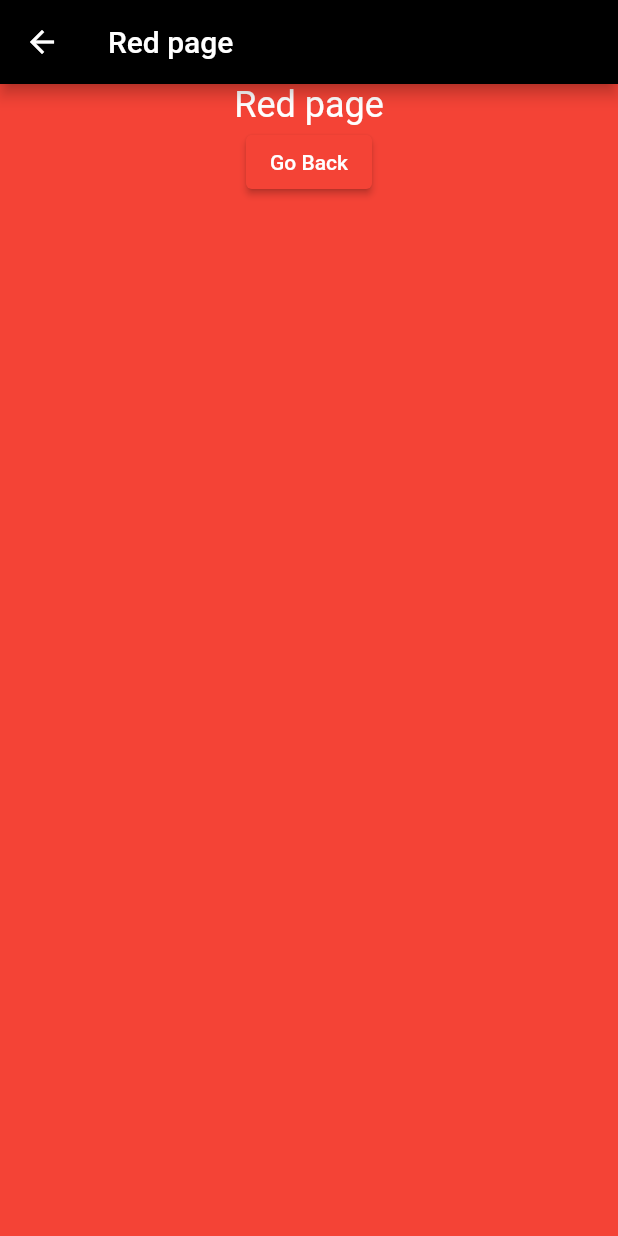
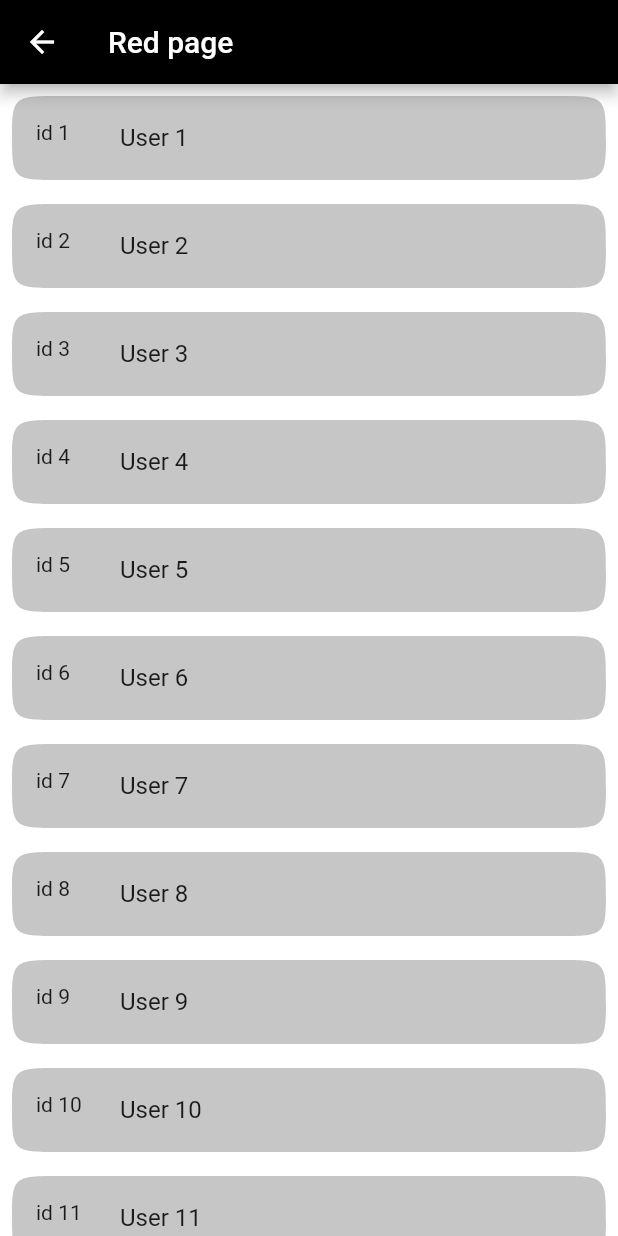
Before and after one commit to AliAltiyev/cinema, a Flutter app: the YellowPage screen opened by its route, after a tap on "Go to Red Page", on a phone screen of 412 x 824 dp. Run offline on Flutter 3.47's test engine with Material 2 defaults, Android fonts, the phone set to English and light mode, and no system bars; our stand-ins replace flutter_svg, percent_indicator.

Commit message:
Sending data between widgets

```diff
--- a/lib/navigation/red_page.dart
+++ b/lib/navigation/red_page.dart
@@ -1,5 +1,6 @@
 import 'dart:math';
 
+import 'package:cinema/navigation/user.dart';
 import 'package:flutter/material.dart';
 
 class RedPage extends StatelessWidget {
@@ -9,28 +10,41 @@ class RedPage extends StatelessWidget {
 
   @override
   Widget build(BuildContext context) {
+    final args = ModalRoute.of(context)!.settings.arguments as int;
+    debugPrint(args.toString());
+    final students = List.generate(
+        args, (index) => User("User ${++index}", "id ${index++}"));
     return Scaffold(
-      backgroundColor: Colors.red,
+      backgroundColor: Colors.white,
       appBar: AppBar(
         title: const Text(redPage),
       ),
-      body: Center(
-        child: Column(
-          children: [
-            const Text(
-              redPage,
-              style: TextStyle(color: Colors.white, fontSize: 24),
-            ),
-            ElevatedButton(
-                onPressed: () {
-                  randomNumber = Random().nextInt(200);
-                  Navigator.pop(context, randomNumber);
-                  debugPrint("Generated Number ${randomNumber.toString()}");
+      body: ListView.builder(
+          itemBuilder: (context, index) {
+            return Padding(
+              padding: const EdgeInsets.all(8.0),
+              child: GestureDetector(
+                onTap: () {
+                  showDialog(
+                      context: context,
+                      builder: (context) => AlertDialog(
+                            title: Text("OnTapClicked ${index.toString()}"),
+                          ));
                 },
-                child: Text("Go Back"))
-          ],
-        ),
-      ),
+                child: ListTile(
+                    tileColor: Color.fromARGB(
+                        Random().nextInt(250),
+                        Random().nextInt(250),
+                        Random().nextInt(250),
+                        Random().nextInt(250)),
+                    shape: const ContinuousRectangleBorder(
+                        borderRadius: BorderRadius.all(Radius.circular(32))),
+                    title: Text(students[index].name),
+                    leading: Text(students[index++].id)),
+              ),
+            );
+          },
+          itemCount: args),
     );
   }
 }
--- a/lib/navigation/route_generator.dart
+++ b/lib/navigation/route_generator.dart
@@ -6,24 +6,24 @@ import 'package:flutter/foundation.dart';
 import 'package:flutter/material.dart';
 
 class RouteGenerator {
-  static Route<dynamic> routePlatformChecker(Widget page) {
+  static Route<dynamic> routePlatformChecker(Widget page,RouteSettings settings) {
     if (defaultTargetPlatform == TargetPlatform.android) {
-      return MaterialPageRoute(builder: (context) => page);
+      return MaterialPageRoute(builder: (context) => page,settings: settings);
     } else if (defaultTargetPlatform == TargetPlatform.iOS) {
-      return CupertinoPageRoute(builder: (context) => page);
+      return CupertinoPageRoute(builder: (context) => page,settings: settings);
     } else {
-      return CupertinoPageRoute(builder: (context) => page);
+      return CupertinoPageRoute(builder: (context) => page,settings: settings);
     }
   }
 
   static Route<dynamic>? routeGenerator(RouteSettings settings) {
     switch (settings.name) {
       case "/":
-        return routePlatformChecker(const YellowPage());
+        return routePlatformChecker(const YellowPage(),settings);
       case "/GreenPage":
-        return routePlatformChecker(const GreenPage());
+        return routePlatformChecker(const GreenPage(),settings);
       case "/RedPage":
-        return routePlatformChecker(RedPage());
+        return routePlatformChecker(RedPage(),settings);
       default:
         return MaterialPageRoute(
             builder: (unknown) => const Scaffold(
--- /dev/null
+++ b/lib/navigation/user.dart
@@ -0,0 +1,6 @@
+class User {
+  final name;
+  final id;
+
+  User(this.name, this.id);
+}
--- a/lib/navigation/yellow_page.dart
+++ b/lib/navigation/yellow_page.dart
@@ -26,14 +26,14 @@ class YellowPage extends StatelessWidget {
               ),
               ElevatedButton(
                   onPressed: () async {
-                    Navigator.pushNamed(context, "/RedPage");
+                    Navigator.pushNamed(context, "/RedPage",arguments: 60);
                   },
                   child: const Text(
                     "Go to Red Page",
                     style: TextStyle(color: Colors.white, fontSize: 14),
                   )),
               ElevatedButton(
-                style: ElevatedButton.styleFrom(primary: Colors.green),
+                style: ElevatedButton.styleFrom(backgroundColor: Colors.green),
                   onPressed: () async {
                     Navigator.pushNamed(context, "/GreenPage");
                   },
```
